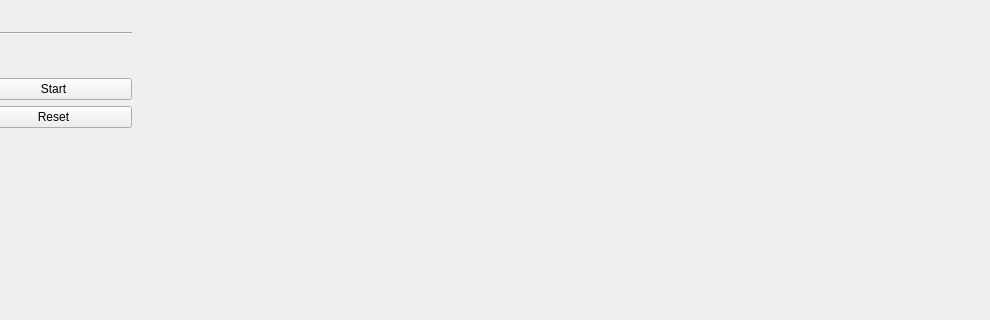
The window that EconomicEngineDebugGUI/EconomicEngineDebugGUI.ui (ZeCroque/EconomicEngine) describes before a commit, drawn with Qt 5; both pictures show x 210 to 1200 and y 172 to 492 of the 1200 by 680 pixel window.
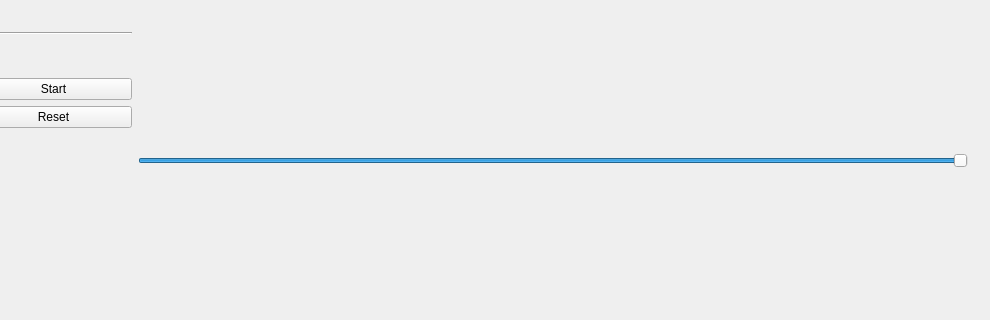
The same window after the commit. Custom widgets are drawn as their Qt base class.

Patch:
```diff
--- a/EconomicEngineDebugGUI/EconomicEngineDebugGUI.ui
+++ b/EconomicEngineDebugGUI/EconomicEngineDebugGUI.ui
@@ -228,6 +228,8 @@
       </layout>
      </item>
      <item>
+      <layout class="QVBoxLayout" name="layPlot">
+       <item>
       <widget class="QCustomPlot" name="customPlot" native="true">
        <property name="minimumSize">
         <size>
@@ -242,6 +244,18 @@
         </size>
        </property>
       </widget>
+       </item>
+       <item>
+        <widget class="QSlider" name="horSlidXNav">
+         <property name="value">
+          <number>99</number>
+         </property>
+         <property name="orientation">
+          <enum>Qt::Horizontal</enum>
+         </property>
+        </widget>
+       </item>
+      </layout>
      </item>
     </layout>
    </widget>
```
Lines whose indentation alone changed are shown as unchanged.
